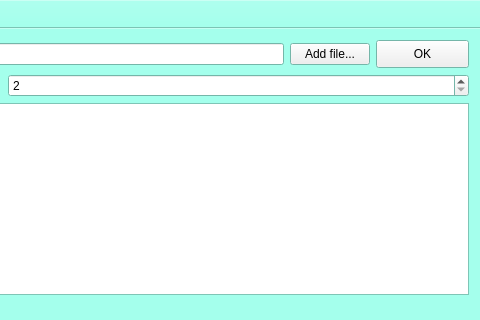
This is mainwindow.ui in LupusMs/TextParser as Qt 5 draws it before an edit; both pictures show x 471 to 951 and y 0 to 320 of the 951 by 475 pixel window. The edited form follows.
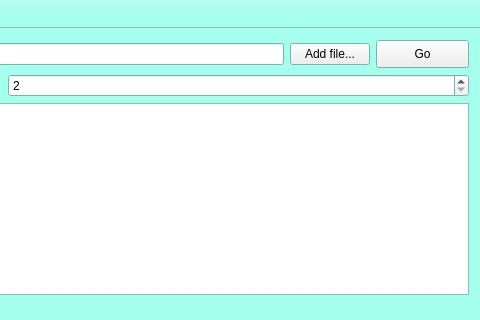
This is the edited form. Icons and pictures are not drawn.

```diff
--- a/mainwindow.ui
+++ b/mainwindow.ui
@@ -130,7 +130,7 @@
            </size>
           </property>
           <property name="text">
-           <string>OK</string>
+           <string>Go</string>
           </property>
          </widget>
         </item>
```
